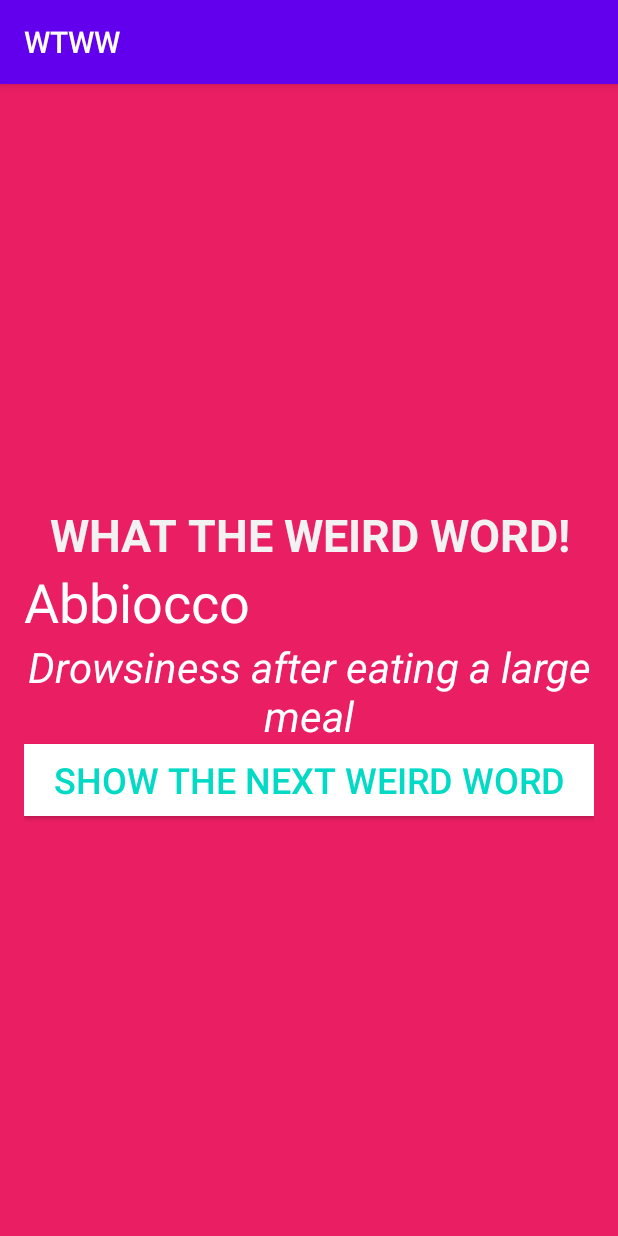
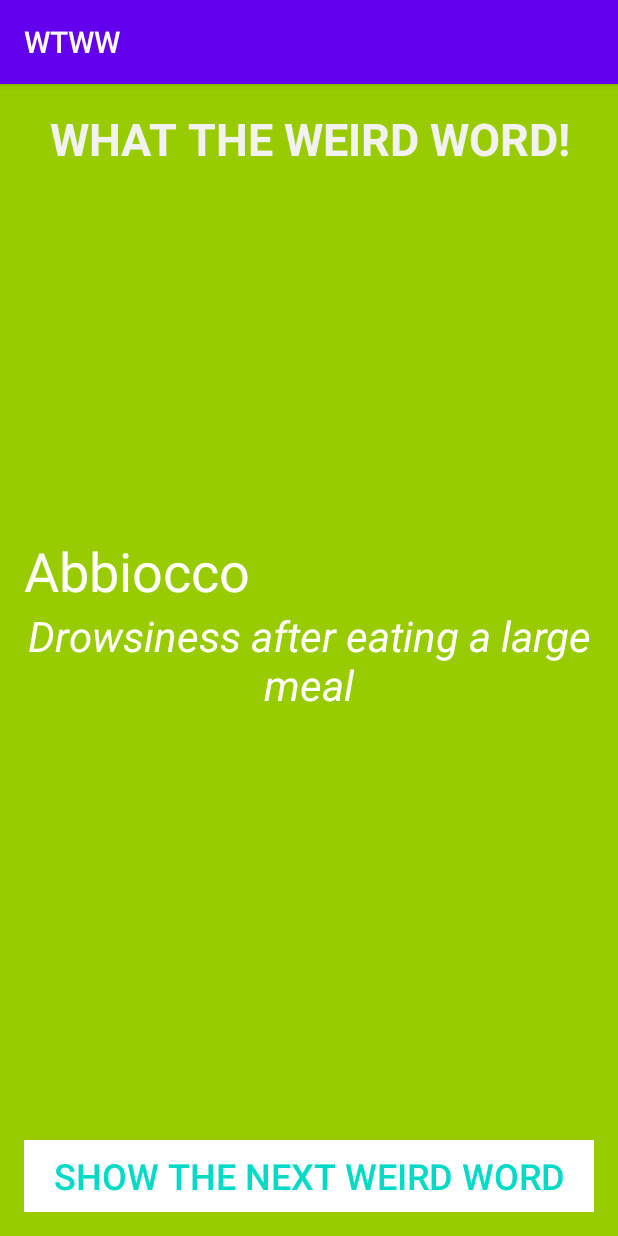
Before and after one commit to AlanAlv/weird-word, an Android app: the screen it shows after launch (MainActivity), after a tap on "SHOW THE NEXT WEIRD WORD", on a phone screen of 412 x 824 dp. Run offline under Robolectric (Android 15) with nearby library versions, the phone set to English and light mode, and no system bars.

Commit message:
Layout and colors

```diff
--- /dev/null
+++ b/app/src/main/java/com/example/wtww/ColorPopper.java
@@ -0,0 +1,21 @@
+package com.example.wtww;
+
+import android.graphics.Color;
+
+public class ColorPopper {
+    private static final String[] color = {
+            "#15F698", // blue
+            "#D70F97", // pink
+            "#99CC00", // green
+            "#EE620A", // orange
+            "#E91E63", // fuschia
+            "#f092b0", // pink
+            "#e0ab18", // mustard
+    };
+
+    public static int pickColor(){
+        int num = (int) (Math.random()*color.length);
+        int colorNum = Color.parseColor(color[num]);
+        return colorNum;
+    }
+}
--- a/app/src/main/java/com/example/wtww/MainActivity.java
+++ b/app/src/main/java/com/example/wtww/MainActivity.java
@@ -4,11 +4,13 @@ import androidx.appcompat.app.AppCompatActivity;
 
 import android.os.Bundle;
 import android.view.View;
+import android.widget.RelativeLayout;
 import android.widget.TextView;
 
 public class MainActivity extends AppCompatActivity {
     TextView wordTxt;
     TextView wordMeaningTxt;
+    RelativeLayout relativeLyt;
 
     @Override
     protected void onCreate(Bundle savedInstanceState) {
@@ -16,15 +18,17 @@ public class MainActivity extends AppCompatActivity {
         setContentView(R.layout.activity_main);
         wordTxt = findViewById(R.id.wordNameView);
         wordMeaningTxt = findViewById(R.id.wordMeaningView);
+        relativeLyt = findViewById(R.id.relativeLyt);
 
         wordTxt.setText("Smonday");
         wordMeaningTxt.setText("The moment when Sunday stops feeling like a Sunday and the anxiety of Monday kicks in.");
-
+        relativeLyt.setBackgroundColor(ColorPopper.pickColor());
     }
 
     public void displayWeirdWord(View view) {
-        String[] word = weirdWordDeck.shuffleAndPick();
+        String[] word = WeirdWordDeck.shuffleAndPick();
         wordTxt.setText(word[0]);
         wordMeaningTxt.setText(word[1]);
+        relativeLyt.setBackgroundColor(ColorPopper.pickColor());
     }
 }
--- a/app/src/main/java/com/example/wtww/weirdWordDeck.java
+++ b/app/src/main/java/com/example/wtww/WeirdWordDeck.java
@@ -1,7 +1,7 @@
 package com.example.wtww;
 
 
-public class weirdWordDeck {
+public class WeirdWordDeck {
 
     private static final String[] weirdWord = {
 
--- a/app/src/main/res/layout/activity_main.xml
+++ b/app/src/main/res/layout/activity_main.xml
@@ -1,55 +1,59 @@
 <?xml version="1.0" encoding="utf-8"?>
 
-<LinearLayout
-xmlns:android="http://schemas.android.com/apk/res/android"
-xmlns:tools="http://schemas.android.com/tools"
-android:layout_width="match_parent"
-android:layout_height="match_parent"
-android:padding="16dp"
-android:gravity="center"
-android:background="#E91E63"
-android:orientation="vertical"
-tools:context="com.example.wtww.MainActivity">
+<RelativeLayout xmlns:android="http://schemas.android.com/apk/res/android"
+    xmlns:tools="http://schemas.android.com/tools"
+    android:id="@+id/relativeLyt"
+    android:layout_width="match_parent"
+    android:layout_height="match_parent"
+    android:background="#E91E63"
+    android:gravity="center"
+    android:orientation="vertical"
+    android:padding="16dp"
+    tools:context="com.example.wtww.MainActivity">
 
 
     <TextView
         android:id="@+id/wordLabelView"
         android:layout_width="match_parent"
         android:layout_height="wrap_content"
-        android:textStyle="bold"
+        android:layout_alignParentTop="true"
         android:gravity="center"
         android:text="@string/app_label"
         android:textAllCaps="true"
         android:textColor="#F2F2F2"
         android:textSize="30sp"
-        />
+        android:textStyle="bold" />
 
     <TextView
         android:id="@+id/wordNameView"
         android:layout_width="match_parent"
         android:layout_height="wrap_content"
+        android:layout_above="@id/wordMeaningView"
+        android:layout_alignParentStart="true"
         android:text="@string/word_name_text"
         android:textColor="@android:color/white"
-        android:textSize="36sp"/>
+        android:textSize="36sp" />
 
     <TextView
         android:id="@+id/wordMeaningView"
         android:layout_width="match_parent"
         android:layout_height="wrap_content"
+        android:layout_centerVertical="true"
         android:gravity="center"
         android:text="@string/word_meaning_text"
         android:textColor="@android:color/white"
         android:textSize="28sp"
-        android:textStyle="italic"/>
+        android:textStyle="italic" />
 
     <Button
         android:id="@+id/showWordButton"
         android:layout_width="match_parent"
         android:layout_height="wrap_content"
+        android:layout_alignParentBottom="true"
         android:background="@android:color/white"
+        android:onClick="displayWeirdWord"
         android:text="@string/app_button"
         android:textColor="@color/colorAccent"
-        android:textSize="24sp"
-        android:onClick="displayWeirdWord"/>
+        android:textSize="24sp" />
 
-</LinearLayout>
+</RelativeLayout>
```
